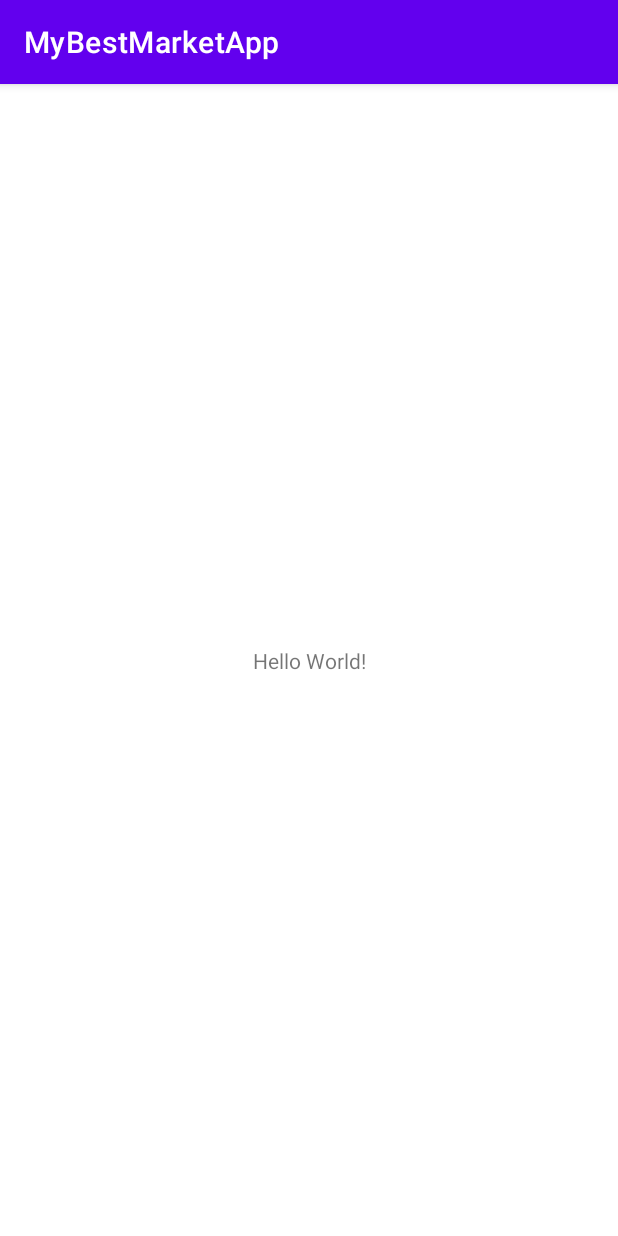
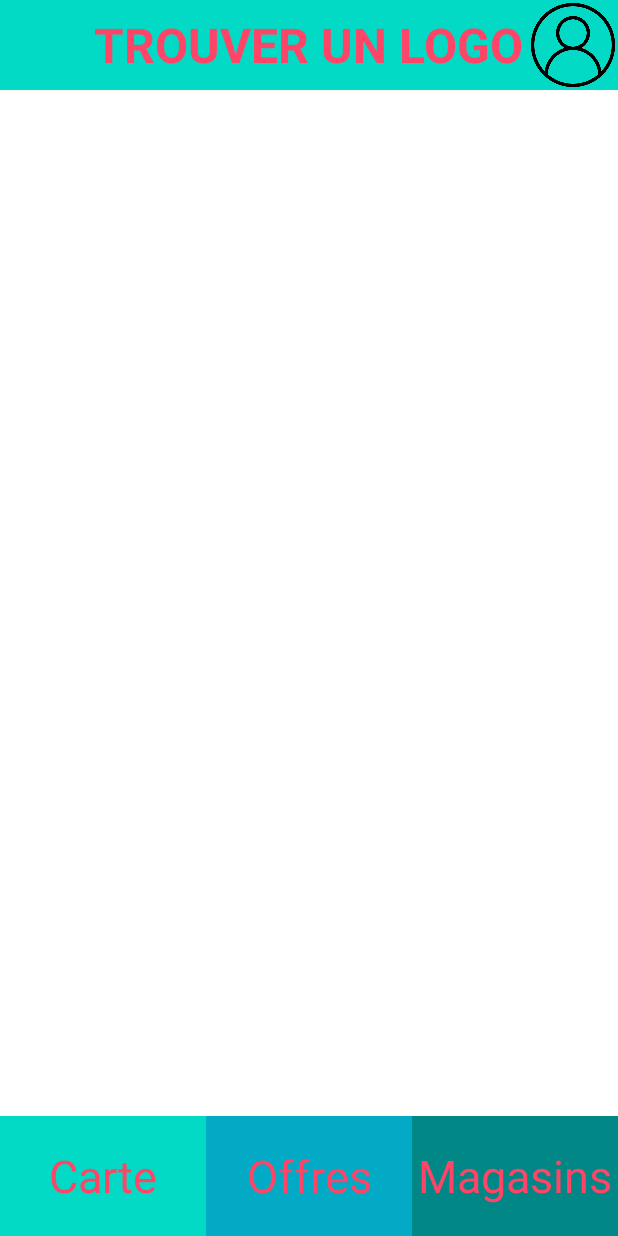
Before and after one commit to Tom-Fondville/MyBestMarketApp, an Android app: the screen it shows after launch (MainActivity), on a phone screen of 412 x 824 dp. Run offline under Robolectric (Android 15) with nearby library versions, the phone set to English and light mode, and no system bars.

Commit message:
Splash activity and Main layout

```diff
--- a/app/src/main/AndroidManifest.xml
+++ b/app/src/main/AndroidManifest.xml
@@ -13,6 +13,9 @@
         tools:targetApi="31">
         <activity
             android:name=".MainActivity"
+            android:exported="false" />
+        <activity
+            android:name=".SplashActivity"
             android:exported="true">
             <intent-filter>
                 <action android:name="android.intent.action.MAIN" />
--- /dev/null
+++ b/app/src/main/java/fr/epsi/mybestmarketapp/BaseActivity.kt
@@ -0,0 +1,27 @@
+package fr.epsi.mybestmarketapp
+
+import android.os.Bundle
+import android.widget.ImageView
+import android.widget.TextView
+import androidx.appcompat.app.AppCompatActivity
+
+open class BaseActivity: AppCompatActivity() {
+    override fun onCreate(savedInstanceState: Bundle?) {
+        super.onCreate(savedInstanceState)
+        setContentView(R.layout.activity_main)
+    }
+
+    fun setHeaderTitle(title: String) {
+        val headerTextView = findViewById<TextView>(R.id.headerTextView)
+        headerTextView.text = title
+    }
+
+    fun showBackButton() {
+        val backButton = findViewById<ImageView>(R.id.headerBackButtonImageView)
+        backButton.visibility = ImageView.VISIBLE
+        backButton.setOnClickListener {
+            finish()
+        }
+    }
+
+}
--- a/app/src/main/java/fr/epsi/mybestmarketapp/MainActivity.kt
+++ b/app/src/main/java/fr/epsi/mybestmarketapp/MainActivity.kt
@@ -3,9 +3,10 @@ package fr.epsi.mybestmarketapp
 import androidx.appcompat.app.AppCompatActivity
 import android.os.Bundle
 
-class MainActivity : AppCompatActivity() {
+class MainActivity : BaseActivity() {
     override fun onCreate(savedInstanceState: Bundle?) {
         super.onCreate(savedInstanceState)
         setContentView(R.layout.activity_main)
+        setHeaderTitle("TROUVER UN LOGO")
     }
 }
--- /dev/null
+++ b/app/src/main/java/fr/epsi/mybestmarketapp/SplashActivity.kt
@@ -0,0 +1,18 @@
+package fr.epsi.mybestmarketapp
+
+import android.content.Intent
+import androidx.appcompat.app.AppCompatActivity
+import android.os.Bundle
+import android.os.Handler
+import android.os.Looper
+
+class SplashActivity : AppCompatActivity() {
+    override fun onCreate(savedInstanceState: Bundle?) {
+        super.onCreate(savedInstanceState)
+        setContentView(R.layout.activity_splash)
+        Handler(Looper.getMainLooper()).postDelayed(Runnable {
+            val newIntent = Intent(application, MainActivity::class.java)
+            startActivity(newIntent)
+        }, 2000)
+    }
+}
--- a/app/src/main/res/layout/activity_main.xml
+++ b/app/src/main/res/layout/activity_main.xml
@@ -1,18 +1,46 @@
 <?xml version="1.0" encoding="utf-8"?>
-<androidx.constraintlayout.widget.ConstraintLayout xmlns:android="http://schemas.android.com/apk/res/android"
-    xmlns:app="http://schemas.android.com/apk/res-auto"
+<LinearLayout xmlns:android="http://schemas.android.com/apk/res/android"
     xmlns:tools="http://schemas.android.com/tools"
     android:layout_width="match_parent"
     android:layout_height="match_parent"
+    android:orientation="vertical"
     tools:context=".MainActivity">
 
-    <TextView
-        android:layout_width="wrap_content"
-        android:layout_height="wrap_content"
-        android:text="Hello World!"
-        app:layout_constraintBottom_toBottomOf="parent"
-        app:layout_constraintEnd_toEndOf="parent"
-        app:layout_constraintStart_toStartOf="parent"
-        app:layout_constraintTop_toTopOf="parent" />
+    <include
+        layout="@layout/layout_header"
+        android:layout_width="match_parent"
+        android:layout_height="wrap_content" />
 
-</androidx.constraintlayout.widget.ConstraintLayout>
+    <RelativeLayout
+        android:id="@+id/fragmentContent"
+        android:layout_width="match_parent"
+        android:layout_height="0dp"
+        android:layout_weight="1"/>
+    <LinearLayout
+        android:layout_width="match_parent"
+        android:layout_height="80dp"
+        android:orientation="horizontal">
+
+        <TextView
+            android:id="@+id/textViewTab1"
+            style="@style/textViewTab"
+            android:background="@color/teal_200"
+            android:text="@string/main_cardButton_textView"
+            tools:ignore="TextContrastCheck" />
+
+        <TextView
+            android:id="@+id/textViewTab2"
+            style="@style/textViewTab"
+            android:background="@color/teal_500"
+            android:text="@string/main_OffresButton_textView"
+            tools:ignore="TextContrastCheck" />
+
+        <TextView
+            android:id="@+id/textViewTab3"
+            style="@style/textViewTab"
+            android:background="@color/teal_700"
+            android:text="@string/main_magasinsButton_textView"
+            tools:ignore="TextContrastCheck" />
+    </LinearLayout>
+
+</LinearLayout>
--- /dev/null
+++ b/app/src/main/res/layout/activity_splash.xml
@@ -0,0 +1,15 @@
+<?xml version="1.0" encoding="utf-8"?>
+<LinearLayout xmlns:android="http://schemas.android.com/apk/res/android"
+    xmlns:tools="http://schemas.android.com/tools"
+    android:layout_width="match_parent"
+    android:layout_height="match_parent"
+    tools:context=".SplashActivity">
+
+    <ImageView
+        android:layout_width="match_parent"
+        android:layout_height="wrap_content"
+        android:layout_gravity="center"
+        android:contentDescription="@string/main_logo_description"
+        android:src="@drawable/epsi_logo" />
+
+</LinearLayout>
--- /dev/null
+++ b/app/src/main/res/layout/layout_header.xml
@@ -0,0 +1,45 @@
+<?xml version="1.0" encoding="utf-8"?>
+<LinearLayout xmlns:android="http://schemas.android.com/apk/res/android"
+    android:layout_width="match_parent"
+    android:layout_height="match_parent"
+    xmlns:app="http://schemas.android.com/apk/res-auto"
+    android:orientation="vertical">
+
+    <RelativeLayout
+        android:layout_width="match_parent"
+        android:layout_height="60dp"
+        android:background="@color/teal_200">
+
+        <TextView
+            android:id="@+id/headerTextView"
+            android:layout_width="286dp"
+            android:layout_height="match_parent"
+            android:layout_centerInParent="true"
+            android:layout_marginStart="50dp"
+            android:gravity="center"
+            android:text="Trouver un LOGO"
+            android:textColor="@color/epsi_title"
+            android:textSize="32sp"
+            android:textStyle="bold"
+            app:autoSizeTextType="uniform" />
+
+        <ImageView
+            android:id="@+id/headerBackButtonImageView"
+            android:visibility="gone"
+            android:layout_alignParentStart="true"
+            android:layout_width="60dp"
+            android:layout_height="60dp"
+            app:srcCompat="@drawable/back_button"
+            android:contentDescription="@string/back_button_content" />
+
+        <ImageView
+            android:id="@+id/headerAccountButtonImageView"
+            android:layout_width="60dp"
+            android:layout_height="60dp"
+            android:layout_alignParentEnd="true"
+            android:contentDescription="@string/header_account_button_description"
+            app:srcCompat="@drawable/account_logo" />
+
+    </RelativeLayout>
+
+</LinearLayout>
--- a/app/src/main/res/values-night/themes.xml
+++ /dev/null
@@ -1,16 +0,0 @@
-<resources xmlns:tools="http://schemas.android.com/tools">
-    <!-- Base application theme. -->
-    <style name="Theme.MyBestMarketApp" parent="Theme.MaterialComponents.DayNight.DarkActionBar">
-        <!-- Primary brand color. -->
-        <item name="colorPrimary">@color/purple_200</item>
-        <item name="colorPrimaryVariant">@color/purple_700</item>
-        <item name="colorOnPrimary">@color/black</item>
-        <!-- Secondary brand color. -->
-        <item name="colorSecondary">@color/teal_200</item>
-        <item name="colorSecondaryVariant">@color/teal_200</item>
-        <item name="colorOnSecondary">@color/black</item>
-        <!-- Status bar color. -->
-        <item name="android:statusBarColor">?attr/colorPrimaryVariant</item>
-        <!-- Customize your theme here. -->
-    </style>
-</resources>
--- a/app/src/main/res/values/colors.xml
+++ b/app/src/main/res/values/colors.xml
@@ -4,7 +4,9 @@
     <color name="purple_500">#FF6200EE</color>
     <color name="purple_700">#FF3700B3</color>
     <color name="teal_200">#FF03DAC5</color>
+    <color name="teal_500">#FF02AAC5</color>
     <color name="teal_700">#FF018786</color>
     <color name="black">#FF000000</color>
     <color name="white">#FFFFFFFF</color>
+    <color name="epsi_title">#FFFF4567</color>
 </resources>
--- a/app/src/main/res/values/strings.xml
+++ b/app/src/main/res/values/strings.xml
@@ -1,3 +1,9 @@
 <resources>
     <string name="app_name">MyBestMarketApp</string>
+    <string name="main_logo_description">Main Logo</string>
+    <string name="back_button_content">bouton de retour</string>
+    <string name="header_account_button_description">account button</string>
+    <string name="main_cardButton_textView">Carte</string>
+    <string name="main_OffresButton_textView">Offres</string>
+    <string name="main_magasinsButton_textView">Magasins</string>
 </resources>
--- a/app/src/main/res/values/themes.xml
+++ b/app/src/main/res/values/themes.xml
@@ -1,6 +1,6 @@
 <resources xmlns:tools="http://schemas.android.com/tools">
     <!-- Base application theme. -->
-    <style name="Theme.MyBestMarketApp" parent="Theme.MaterialComponents.DayNight.DarkActionBar">
+    <style name="Theme.MyBestMarketApp" parent="Theme.MaterialComponents.DayNight.NoActionBar">
         <!-- Primary brand color. -->
         <item name="colorPrimary">@color/purple_500</item>
         <item name="colorPrimaryVariant">@color/purple_700</item>
@@ -10,7 +10,18 @@
         <item name="colorSecondaryVariant">@color/teal_700</item>
         <item name="colorOnSecondary">@color/black</item>
         <!-- Status bar color. -->
-        <item name="android:statusBarColor">?attr/colorPrimaryVariant</item>
+        <item name="android:statusBarColor">@android:color/transparent</item>
+        <item name="android:windowTranslucentStatus">true</item>
+        <item name="android:fitsSystemWindows">true</item>
         <!-- Customize your theme here. -->
     </style>
+
+    <style name="textViewTab" parent="Widget.AppCompat.TextView">
+        <item name="android:layout_width">match_parent</item>
+        <item name="android:layout_weight">1</item>
+        <item name="android:layout_height">match_parent</item>
+        <item name="android:gravity">center</item>
+        <item name="android:textSize">30sp</item>
+        <item name="android:textColor">@color/epsi_title</item>
+    </style>
 </resources>
```
Also changed, not shown: app/src/main/res/drawable/account_logo.png (added), app/src/main/res/drawable/back_button.png (added), app/src/main/res/drawable/epsi_logo.jpeg (added).
